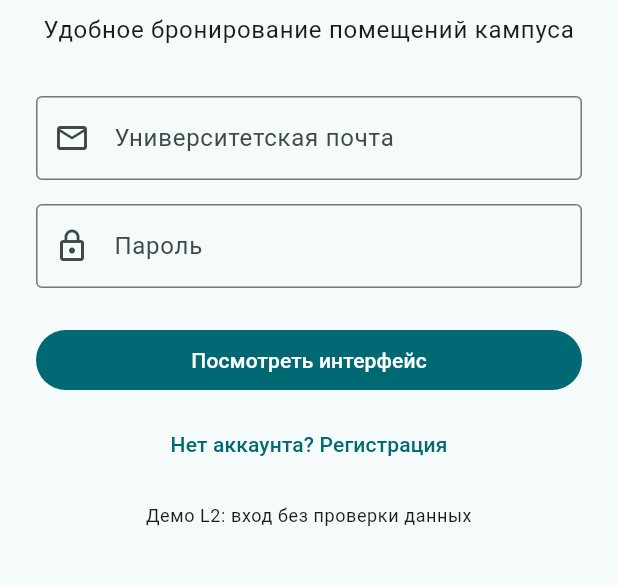
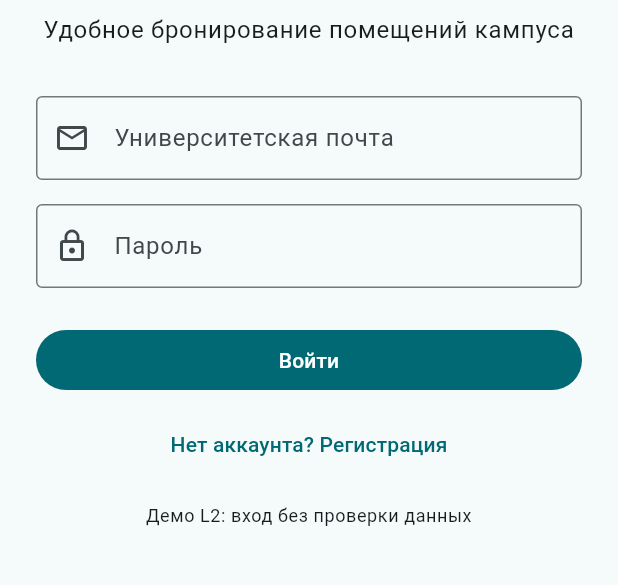
Before and after one commit to sam4ch/CampusSpace, a Flutter app: the screen it shows after launch, on a phone screen of 412 x 824 dp, the part 447-1032 px from its top. Run offline on Flutter 3.47's test engine with Material 3 defaults, Android fonts, the phone set to English and light mode, and no system bars.

```diff
--- a/lib/screens/login_screen.dart
+++ b/lib/screens/login_screen.dart
@@ -56,7 +56,7 @@ class LoginScreen extends StatelessWidget {
                         builder: (_) => const HomeScreen(),
                       ),
                     ),
-                    child: const Text('Посмотреть интерфейс'),
+                    child: const Text('Войти'),
                   ),
                   const SizedBox(height: 8),
                   TextButton(
--- a/lib/screens/profile_screen.dart
+++ b/lib/screens/profile_screen.dart
@@ -38,7 +38,7 @@ class ProfileScreen extends StatelessWidget {
                 child: Column(
                   children: [
                     LabeledValueRow(label: 'Роль', value: 'Студент'),
-                    LabeledValueRow(label: 'Группа', value: 'ISA-241'),
+                    LabeledValueRow(label: 'Группа', value: 'TI-235'),
                     LabeledValueRow(
                       label: 'Почта',
                       value: 'student@example.edu',
```
Also changed, not shown: 1 other file.
